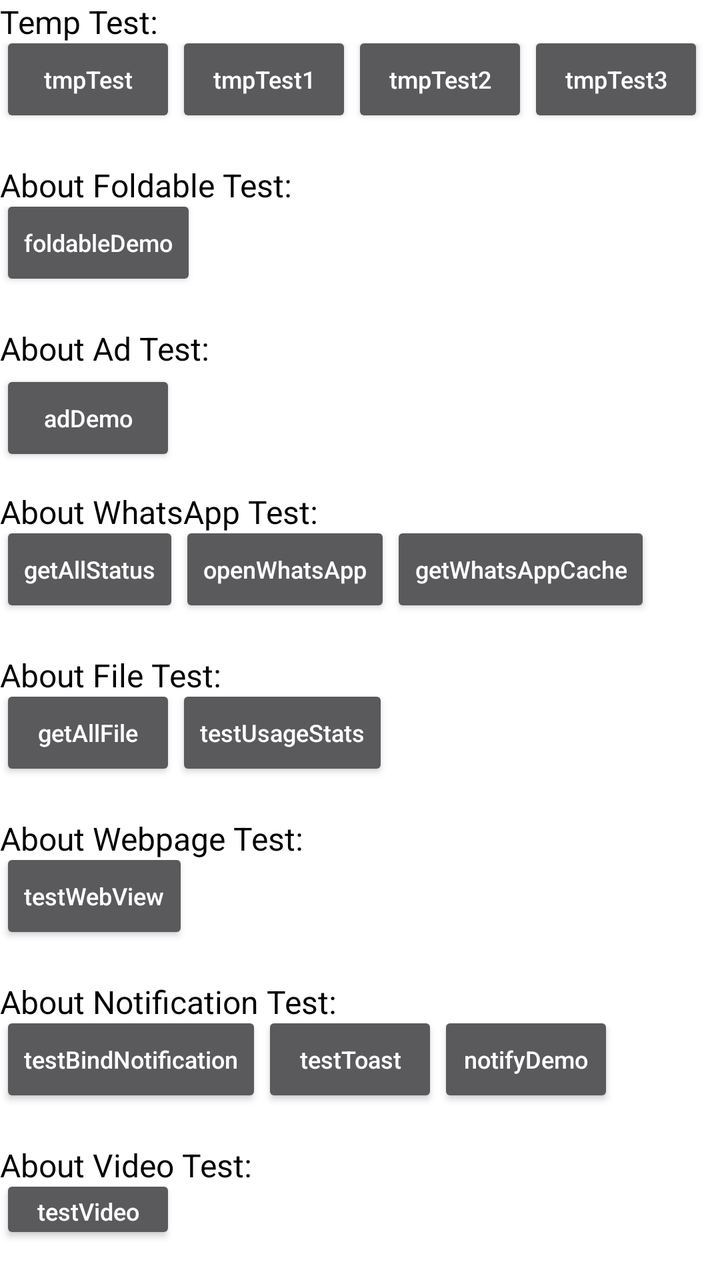
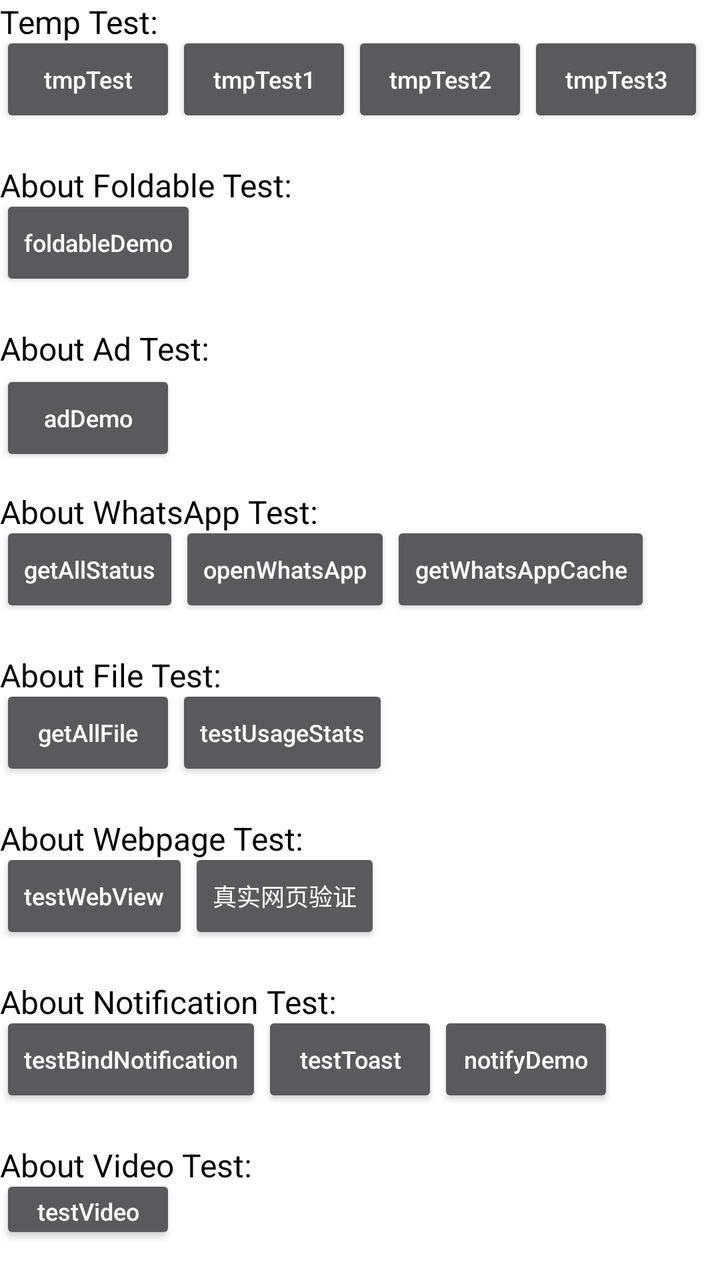

Before-and-after screenshots of an Android layout around one commit, followed by the original layout XML and the change that was made.
<!-- AndroidManifest.xml: activity theme ActivityMain -->
<!-- res/layout/activity_main.xml -->
<?xml version="1.0" encoding="utf-8"?>
<LinearLayout xmlns:android="http://schemas.android.com/apk/res/android"
    xmlns:tools="http://schemas.android.com/tools"
    android:layout_width="match_parent"
    android:layout_height="match_parent"
    android:background="@color/white"
    android:orientation="vertical"
    tools:context=".MainActivity">

    <LinearLayout
        android:id="@+id/rootView"
        android:layout_width="match_parent"
        android:layout_height="wrap_content"
        android:gravity="center_vertical"
        android:orientation="vertical">

        <TextView
            android:layout_width="wrap_content"
            android:layout_height="wrap_content"
            android:text="Temp Test: "
            android:textColor="@color/black"
            android:textSize="@dimen/dp_16"
            android:typeface="normal" />

        <LinearLayout
            android:layout_width="match_parent"
            android:layout_height="wrap_content"
            android:gravity="center_vertical"
            android:orientation="horizontal">

            <Button
                android:id="@+id/tmpTest"
                android:layout_width="wrap_content"
                android:layout_height="wrap_content"
                android:layout_marginBottom="12dp"
                android:text="tmpTest"
                android:textAllCaps="false"
                android:textSize="12dp" />

            <Button
                android:id="@+id/tmpTest1"
                android:layout_width="wrap_content"
                android:layout_height="wrap_content"
                android:layout_marginBottom="12dp"
                android:text="tmpTest1"
                android:textAllCaps="false"
                android:textSize="12dp" />

            <Button
                android:id="@+id/tmpTest2"
                android:layout_width="wrap_content"
                android:layout_height="wrap_content"
                android:layout_marginBottom="12dp"
                android:text="tmpTest2"
                android:textAllCaps="false"
                android:textSize="12dp" />

            <Button
                android:id="@+id/tmpTest3"
                android:layout_width="wrap_content"
                android:layout_height="wrap_content"
                android:layout_marginBottom="12dp"
                android:text="tmpTest3"
                android:textAllCaps="false"
                android:textSize="12dp" />
        </LinearLayout>
    </LinearLayout>

    <LinearLayout
        android:layout_width="match_parent"
        android:layout_height="wrap_content"
        android:gravity="center_vertical"
        android:orientation="vertical">

        <TextView
            android:layout_width="wrap_content"
            android:layout_height="wrap_content"
            android:text="About Foldable Test: "
            android:textColor="@color/black"
            android:textSize="@dimen/dp_16"
            android:typeface="normal" />

        <LinearLayout
            android:layout_width="match_parent"
            android:layout_height="wrap_content"
            android:gravity="center_vertical"
            android:orientation="horizontal">

            <Button
                android:id="@+id/foldableDemo"
                android:layout_width="wrap_content"
                android:layout_height="wrap_content"
                android:layout_marginBottom="12dp"
                android:text="foldableDemo"
                android:textAllCaps="false"
                android:textSize="12dp" />
        </LinearLayout>
    </LinearLayout>

    <LinearLayout
        android:layout_width="match_parent"
        android:layout_height="wrap_content"
        android:gravity="center_vertical"
        android:orientation="vertical">

        <TextView
            android:layout_width="wrap_content"
            android:layout_height="wrap_content"
            android:text="About Ad Test:"
            android:textColor="@color/black"
            android:textSize="@dimen/dp_16"
            android:typeface="normal" />

        <Button
            android:id="@+id/adDemo"
            android:layout_width="wrap_content"
            android:layout_height="wrap_content"
            android:layout_marginBottom="12dp"
            android:text="adDemo"
            android:textAllCaps="false"
            android:textSize="12dp" />
    </LinearLayout>

    <LinearLayout
        android:layout_width="match_parent"
        android:layout_height="wrap_content"
        android:gravity="center_vertical"
        android:orientation="vertical">

        <TextView
            android:layout_width="wrap_content"
            android:layout_height="wrap_content"
            android:text="About WhatsApp Test: "
            android:textColor="@color/black"
            android:textSize="@dimen/dp_16"
            android:typeface="normal" />

        <LinearLayout
            android:layout_width="match_parent"
            android:layout_height="wrap_content"
            android:gravity="center_vertical"
            android:orientation="horizontal">

            <Button
                android:id="@+id/getAllStatus"
                android:layout_width="wrap_content"
                android:layout_height="wrap_content"
                android:layout_marginBottom="12dp"
                android:text="getAllStatus"
                android:textAllCaps="false"
                android:textSize="12dp" />

            <Button
                android:id="@+id/openWhatsApp"
                android:layout_width="wrap_content"
                android:layout_height="wrap_content"
                android:layout_marginBottom="12dp"
                android:text="openWhatsApp"
                android:textAllCaps="false"
                android:textSize="12dp" />

            <Button
                android:id="@+id/getWhatsAppCache"
                android:layout_width="wrap_content"
                android:layout_height="wrap_content"
                android:layout_marginBottom="12dp"
                android:text="getWhatsAppCache"
                android:textAllCaps="false"
                android:textSize="12dp" />
        </LinearLayout>
    </LinearLayout>

    <LinearLayout
        android:layout_width="match_parent"
        android:layout_height="wrap_content"
        android:gravity="center_vertical"
        android:orientation="vertical">

        <TextView
            android:layout_width="wrap_content"
            android:layout_height="wrap_content"
            android:text="About File Test: "
            android:textColor="@color/black"
            android:textSize="@dimen/dp_16"
            android:typeface="normal" />

        <LinearLayout
            android:layout_width="match_parent"
            android:layout_height="wrap_content"
            android:gravity="center_vertical"
            android:orientation="horizontal">

            <Button
                android:id="@+id/getAllFile"
                android:layout_width="wrap_content"
                android:layout_height="wrap_content"
                android:layout_marginBottom="12dp"
                android:text="getAllFile"
                android:textAllCaps="false"
                android:textSize="12dp" />

            <Button
                android:id="@+id/testUsageStats"
                android:layout_width="wrap_content"
                android:layout_height="wrap_content"
                android:layout_marginBottom="12dp"
                android:text="testUsageStats"
                android:textAllCaps="false"
                android:textSize="12dp" />
        </LinearLayout>
    </LinearLayout>

    <LinearLayout
        android:layout_width="match_parent"
        android:layout_height="wrap_content"
        android:gravity="center_vertical"
        android:orientation="vertical">

        <TextView
            android:layout_width="wrap_content"
            android:layout_height="wrap_content"
            android:text="About Webpage Test: "
            android:textColor="@color/black"
            android:textSize="@dimen/dp_16"
            android:typeface="normal" />

        <LinearLayout
            android:layout_width="match_parent"
            android:layout_height="wrap_content"
            android:gravity="center_vertical"
            android:orientation="horizontal">

            <Button
                android:id="@+id/testWebView"
                android:layout_width="wrap_content"
                android:layout_height="wrap_content"
                android:layout_marginBottom="12dp"
                android:text="testWebView"
                android:textAllCaps="false"
                android:textSize="12dp" />
        </LinearLayout>
    </LinearLayout>

    <LinearLayout
        android:layout_width="match_parent"
        android:layout_height="wrap_content"
        android:gravity="center_vertical"
        android:orientation="vertical">

        <TextView
            android:layout_width="wrap_content"
            android:layout_height="wrap_content"
            android:text="About Notification Test: "
            android:textColor="@color/black"
            android:textSize="@dimen/dp_16"
            android:typeface="normal" />

        <LinearLayout
            android:layout_width="match_parent"
            android:layout_height="wrap_content"
            android:gravity="center_vertical"
            android:orientation="horizontal">

            <Button
                android:id="@+id/testBindNotification"
                android:layout_width="wrap_content"
                android:layout_height="wrap_content"
                android:layout_marginBottom="12dp"
                android:text="testBindNotification"
                android:textAllCaps="false"
                android:textSize="12dp" />

            <Button
                android:id="@+id/testToast"
                android:layout_width="wrap_content"
                android:layout_height="wrap_content"
                android:layout_marginBottom="12dp"
                android:text="testToast"
                android:textAllCaps="false"
                android:textSize="12dp" />

            <Button
                android:id="@+id/notifyDemo"
                android:layout_width="wrap_content"
                android:layout_height="wrap_content"
                android:layout_marginBottom="12dp"
                android:text="notifyDemo"
                android:textAllCaps="false"
                android:textSize="12dp" />
        </LinearLayout>
    </LinearLayout>

    <LinearLayout
        android:layout_width="match_parent"
        android:layout_height="wrap_content"
        android:gravity="center_vertical"
        android:orientation="vertical">

        <TextView
            android:layout_width="wrap_content"
            android:layout_height="wrap_content"
            android:text="About Video Test: "
            android:textColor="@color/black"
            android:textSize="@dimen/dp_16"
            android:typeface="normal" />

        <LinearLayout
            android:layout_width="match_parent"
            android:layout_height="wrap_content"
            android:gravity="center_vertical"
            android:orientation="horizontal">

            <Button
                android:id="@+id/testVideo"
                android:layout_width="wrap_content"
                android:layout_height="wrap_content"
                android:layout_marginBottom="12dp"
                android:text="testVideo"
                android:textAllCaps="false"
                android:textSize="12dp" />
        </LinearLayout>

    </LinearLayout>

    <LinearLayout
        android:layout_width="match_parent"
        android:layout_height="wrap_content"
        android:gravity="center_vertical"
        android:orientation="vertical">

        <TextView
            android:layout_width="wrap_content"
            android:layout_height="wrap_content"
            android:text="UI Demo: "
            android:textColor="@color/black"
            android:textSize="@dimen/dp_16"
            android:typeface="normal" />

        <LinearLayout
            android:layout_width="match_parent"
            android:layout_height="wrap_content"
            android:gravity="center_vertical"
            android:orientation="horizontal">

            <Button
                android:id="@+id/tabLayout"
                android:layout_width="wrap_content"
                android:layout_height="wrap_content"
                android:layout_marginBottom="12dp"
                android:text="tabLayout"
                android:textAllCaps="false"
                android:textSize="12dp" />

            <Button
                android:id="@+id/fonts"
                android:layout_width="wrap_content"
                android:layout_height="wrap_content"
                android:layout_marginBottom="12dp"
                android:text="fonts"
                android:textAllCaps="false"
                android:textSize="12dp" />

            <Button
                android:id="@+id/frame"
                android:layout_width="wrap_content"
                android:layout_height="wrap_content"
                android:layout_marginBottom="12dp"
                android:text="frame"
                android:textAllCaps="false"
                android:textSize="12dp" />

            <Button
                android:id="@+id/dialog"
                android:layout_width="wrap_content"
                android:layout_height="wrap_content"
                android:layout_marginBottom="12dp"
                android:text="dialog"
                android:textAllCaps="false"
                android:textSize="12dp" />
        </LinearLayout>

        <LinearLayout
            android:layout_width="match_parent"
            android:layout_height="wrap_content"
            android:gravity="center_vertical"
            android:orientation="horizontal">

            <Button
                android:id="@+id/postNotify"
                android:layout_width="wrap_content"
                android:layout_height="wrap_content"
                android:layout_marginBottom="12dp"
                android:text="postNotify"
                android:textAllCaps="false"
                android:textSize="12dp" />

            <Button
                android:id="@+id/dragList"
                android:layout_width="wrap_content"
                android:layout_height="wrap_content"
                android:layout_marginBottom="12dp"
                android:text="dragList"
                android:textAllCaps="false"
                android:textSize="12dp" />

            <Button
                android:id="@+id/localeSkinDemo"
                android:layout_width="wrap_content"
                android:layout_height="wrap_content"
                android:layout_marginBottom="12dp"
                android:text="@string/locale_skin_title"
                android:textAllCaps="false"
                android:textSize="12dp" />
        </LinearLayout>

    </LinearLayout>

</LinearLayout>
<!-- resources referenced by this layout -->
<resources>
  <color name="black">#FF000000</color>
  <color name="white">#FFFFFFFF</color>
  <dimen name="dp_16">16dp</dimen>
  <string name="locale_skin_title">Language &amp; skin demo</string>
  <style name="ActivityMain" parent="Theme.AppCompat">
          <item name="android:windowBackground">@drawable/activity_window_bg</item>
      </style>
  <!-- drawable activity_window_bg (drawable) -->
  <?xml version="1.0" encoding="utf-8"?>
  <layer-list xmlns:android="http://schemas.android.com/apk/res/android"
      android:opacity="opaque">
      <item android:drawable="@color/theme_common_color_d1" />
      <item
          android:width="288dp"
          android:height="288dp"
          android:gravity="center">
          <bitmap android:src="@drawable/app_splash_logo" />
      </item>
      <item
          android:width="200dp"
          android:height="80dp"
          android:gravity="bottom|center_horizontal"
          android:bottom="60dp">
          <bitmap android:src="@drawable/app_splash_text" />
      </item>
  </layer-list>
  <color name="theme_common_color_d1">#ffffffff</color>
  <!-- drawable app_splash_logo: png bitmap (drawable-night-xxhdpi, 5177 bytes) -->
  <!-- drawable app_splash_text: png bitmap (drawable-night-xxhdpi, 1970 bytes) -->
</resources>

<!-- the commit's change to res/layout/activity_main.xml (unified diff, before → after) -->
@@ -238,6 +238,14 @@
                 android:text="testWebView"
                 android:textAllCaps="false"
                 android:textSize="12dp" />
+            <Button
+                android:id="@+id/passwordWebsiteDemo"
+                android:layout_width="wrap_content"
+                android:layout_height="wrap_content"
+                android:layout_marginBottom="12dp"
+                android:text="@string/password_demo_website"
+                android:textAllCaps="false"
+                android:textSize="12sp" />
         </LinearLayout>
     </LinearLayout>
 
<!-- resource entries referenced after the edit -->
@@ -4,6 +4,7 @@
   <color name="white">#FFFFFFFF</color>
   <dimen name="dp_16">16dp</dimen>
   <string name="locale_skin_title">Language &amp; skin demo</string>
+  <string translatable="false" name="password_demo_website">真实网页验证</string>
   <style name="ActivityMain" parent="Theme.AppCompat">
           <item name="android:windowBackground">@drawable/activity_window_bg</item>
       </style>
